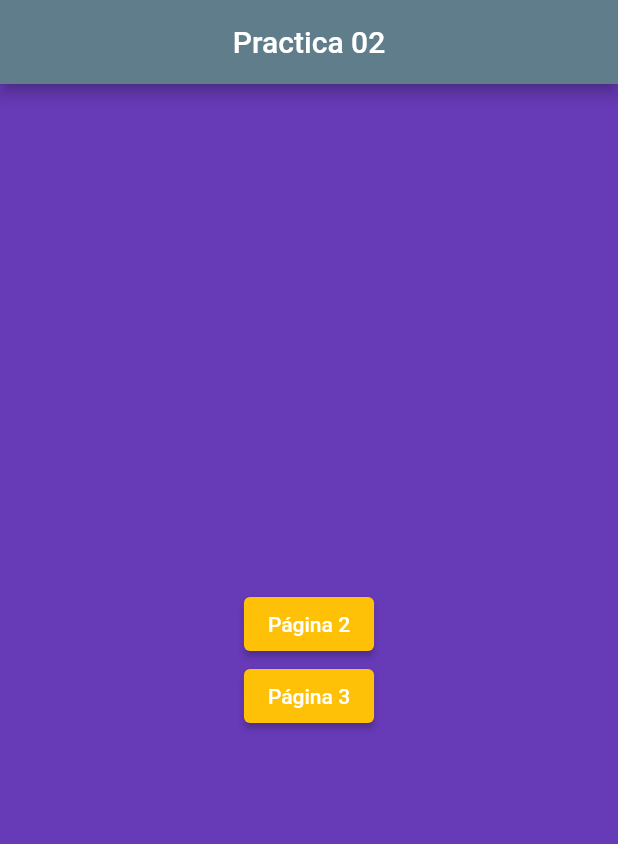
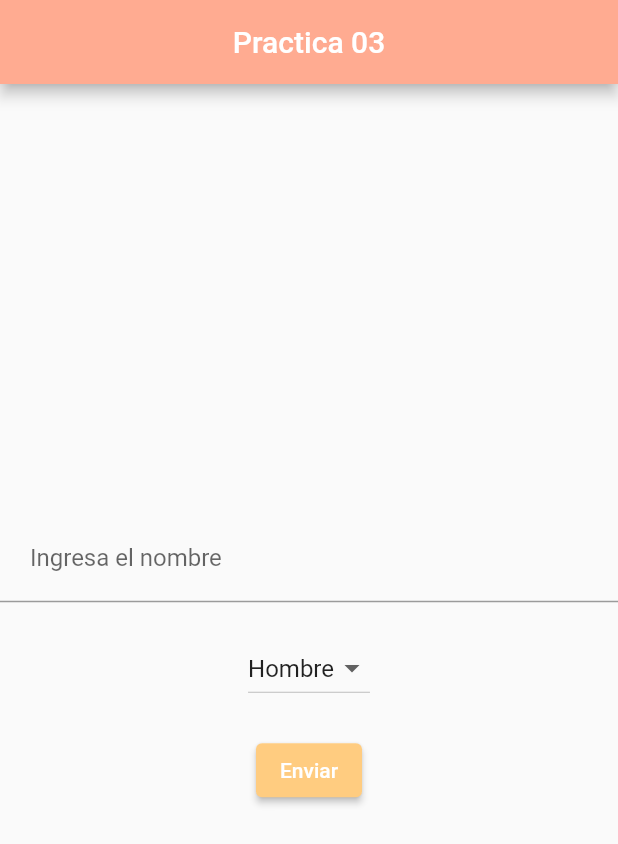
Before and after one commit to JonaPadilla22/computoNube_Padilla, a Flutter app: the screen it shows after launch, on a phone screen of 412 x 824 dp. Shown: the top 844 px of the screen. Run offline on Flutter 3.47's test engine with Material 2 defaults, Android fonts, the phone set to English and light mode, and no system bars.

Commit message:
practica_03

```diff
--- a/lib/main.dart
+++ b/lib/main.dart
@@ -1,6 +1,11 @@
 import 'package:flutter/material.dart';
-import 'package:computonube_padilla/src/app.dart';
+import 'package:computonube_padilla/src/home_page.dart';
 
-void main() {
-  runApp(MyApp());
+void main() => runApp(MyApp());
+
+class MyApp extends StatelessWidget {
+  @override
+  Widget build(BuildContext context) {
+    return MaterialApp(title: 'Practica 03', home: HomePage(), debugShowCheckedModeBanner: false);
+  }
 }
--- a/lib/src/app.dart
+++ /dev/null
@@ -1,20 +0,0 @@
-import 'package:flutter/material.dart';
-import 'package:computonube_padilla/src/page1.dart';
-import 'package:computonube_padilla/src/page2.dart';
-import 'package:computonube_padilla/src/page3.dart';
-
-class MyApp extends StatelessWidget {
-  @override
-  Widget build(BuildContext context) {
-    return MaterialApp(
-      title: 'Practica 02',
-      initialRoute: '/Page1',
-      routes: {
-        '/Page1': (context) => Page1(),
-        '/Page2': (context) => Page2(),
-        '/Page3': (context) => Page3(),
-      },
-      debugShowCheckedModeBanner: false,
-    );
-  }
-}
--- /dev/null
+++ b/lib/src/home_page.dart
@@ -0,0 +1,84 @@
+import 'package:computonube_padilla/src/datos_recibidos.dart';
+import 'package:flutter/material.dart';
+
+class HomePage extends StatefulWidget {
+  @override
+  State<HomePage> createState() => _HomePageState();
+}
+
+class _HomePageState extends State<HomePage> {
+  final ctrlnom = new TextEditingController();
+  final data = Data(nombre: '', sexo: '');
+  int _valor = 1;
+
+  @override
+  Widget build(BuildContext context) {
+    return Scaffold(
+      appBar: AppBar(
+        backgroundColor: Colors.deepOrange[200],
+        title: Text('Practica 03'),
+        centerTitle: true
+      ),
+      body: Center(
+        child: Column(
+          mainAxisAlignment: MainAxisAlignment.center,
+          children: [
+            TextField(
+              controller: ctrlnom,
+              keyboardType: TextInputType.name,
+              decoration: InputDecoration(
+                hintText: 'Ingresa el nombre',
+                contentPadding: EdgeInsets.all(20)
+              )
+            ),
+            SizedBox(height: 20),
+            DropdownButton(
+              value: _valor,
+              items: [
+                DropdownMenuItem(
+                  child: Text('Hombre'),
+                  value: 1
+                ),
+                DropdownMenuItem(
+                  child: Text('Mujer'),
+                  value: 2
+                )
+              ],
+              onChanged: (int? selected) {
+                setState(() {
+                  _valor = selected!;
+                });
+              }
+            ),
+            SizedBox(height: 20),
+            ElevatedButton(
+              style: ElevatedButton.styleFrom(
+                primary: Colors.orange[200],
+                onPrimary: Colors.white
+              ),
+              child: Text('Enviar'),
+              onPressed: () {
+                setState(() {
+                  data.nombre = ctrlnom.text;
+                  if(_valor == 1) {
+                    data.sexo = 'Hombre';
+                  }else {
+                    data.sexo = 'Mujer';
+                  }
+                  Navigator.of(context).push(MaterialPageRoute(
+                    builder: (context) => DatosPage(data: data)));
+                });
+              },
+            )
+          ],
+        )
+      ),
+    );
+  }
+}
+
+class Data {
+  String nombre;
+  String sexo;
+  Data({required this.nombre, required this.sexo});
+}
--- a/lib/src/page1.dart
+++ /dev/null
@@ -1,42 +0,0 @@
-import 'package:flutter/material.dart';
-
-class Page1 extends StatelessWidget {
-  @override
-  Widget build(BuildContext context) {
-    return Scaffold(
-      backgroundColor: Colors.deepPurple,
-      appBar: AppBar(
-        backgroundColor: Colors.blueGrey,
-        title: Text('Practica 02'),
-        centerTitle: true
-      ),
-      body: Center(
-        child: Column(
-          mainAxisAlignment: MainAxisAlignment.center,
-          children: <Widget>[
-            ElevatedButton(
-              child: Text('Página 2'),
-              style: ElevatedButton.styleFrom(
-                primary: Colors.amber,
-                onPrimary: Colors.white
-              ),
-              onPressed: () {
-                Navigator.pushNamed(context, '/Page2');
-              },
-            ),
-            ElevatedButton(
-              child: Text('Página 3'),
-              style: ElevatedButton.styleFrom(
-                primary: Colors.amber,
-                onPrimary: Colors.white
-              ),
-              onPressed: () {
-                Navigator.pushNamed(context, '/Page3');
-              },
-            )
-          ],
-        ),
-      ),
-    );
-  }
-}
```
Also changed, not shown: lib/src/datos_recibidos.dart (added, +27 -0 lines), lib/src/page2.dart (deleted, +0 -28 lines), lib/src/page3.dart (deleted, +0 -23 lines).
